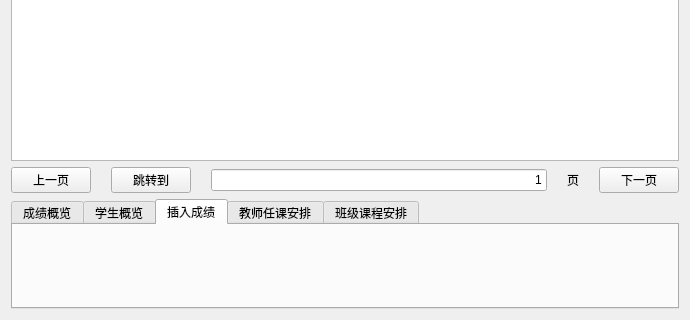
Old version of the form src/MainWindow.ui in the repository lixiao189/grade-manager; both pictures show x 0 to 690 and y 180 to 500 of the 690 by 500 pixel window.
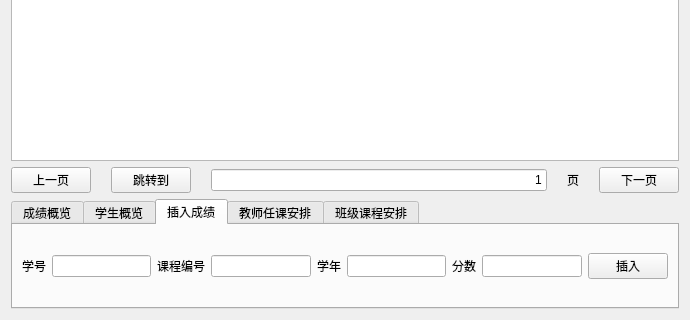
New version of the form. The open tabs and pages were chosen to show the change.

Commit message: 插入数据完工

The edit to the form file:
```diff
--- a/src/MainWindow.ui
+++ b/src/MainWindow.ui
@@ -202,6 +202,55 @@
       <attribute name="title">
        <string>插入成绩</string>
       </attribute>
+      <layout class="QHBoxLayout" name="horizontalLayout_6">
+       <item>
+        <widget class="QLabel" name="label_10">
+         <property name="text">
+          <string>学号</string>
+         </property>
+        </widget>
+       </item>
+       <item>
+        <widget class="QLineEdit" name="insertgrade_studentid_input"/>
+       </item>
+       <item>
+        <widget class="QLabel" name="label_11">
+         <property name="text">
+          <string>课程编号</string>
+         </property>
+        </widget>
+       </item>
+       <item>
+        <widget class="QLineEdit" name="insertgrade_courseid_input"/>
+       </item>
+       <item>
+        <widget class="QLabel" name="label_12">
+         <property name="text">
+          <string>学年</string>
+         </property>
+        </widget>
+       </item>
+       <item>
+        <widget class="QLineEdit" name="insertgrade_year_input"/>
+       </item>
+       <item>
+        <widget class="QLabel" name="label_13">
+         <property name="text">
+          <string>分数</string>
+         </property>
+        </widget>
+       </item>
+       <item>
+        <widget class="QLineEdit" name="insertgrade_grade_input"/>
+       </item>
+       <item>
+        <widget class="QPushButton" name="insertgrade_insert_button">
+         <property name="text">
+          <string>插入</string>
+         </property>
+        </widget>
+       </item>
+      </layout>
      </widget>
      <widget class="QWidget" name="tab_4">
       <attribute name="title">
```
Left out of the diff: 2 changed lines with no effect on the pictures. The commit also changes 6 other files.
